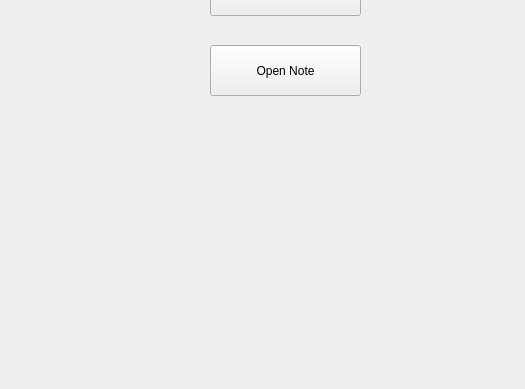
nicktogo/WeDay, file mainwindow.ui: the form before one commit; both pictures show x 0 to 525 and y 152 to 541 of the 680 by 541 pixel window.
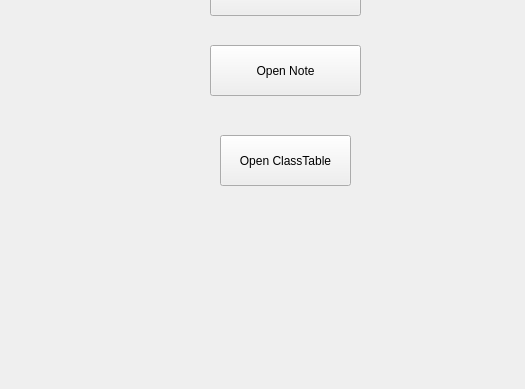
The form after the commit.

```diff
--- a/mainwindow.ui
+++ b/mainwindow.ui
@@ -40,6 +40,19 @@
      <string>Open Note</string>
     </property>
    </widget>
+   <widget class="QPushButton" name="openClassTable">
+    <property name="geometry">
+     <rect>
+      <x>220</x>
+      <y>270</y>
+      <width>131</width>
+      <height>51</height>
+     </rect>
+    </property>
+    <property name="text">
+     <string>Open ClassTable</string>
+    </property>
+   </widget>
   </widget>
   <widget class="QMenuBar" name="menuBar">
    <property name="geometry">
```
